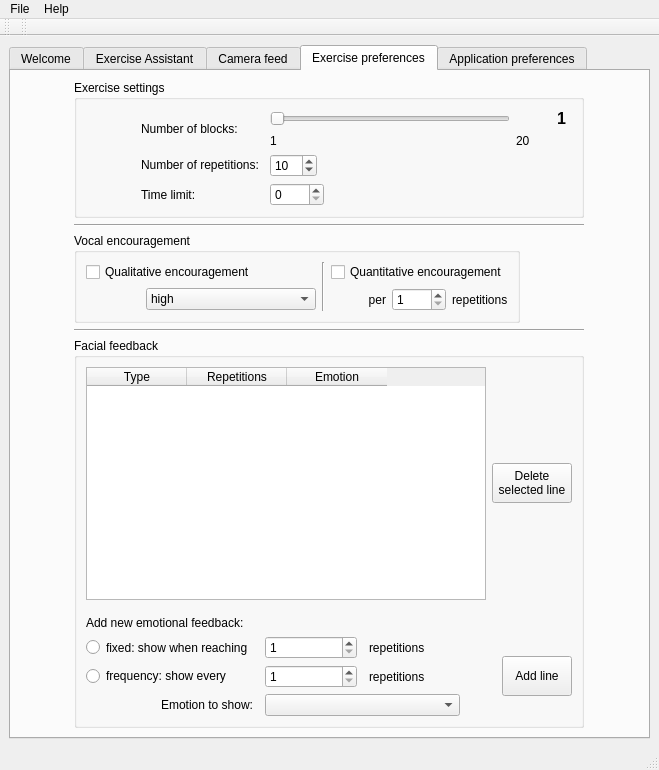
Before: the Qt Designer form src/gui/ui_files/QTRehaZenterGUI.ui in tolgasaglik/rehabilitation_framework, drawn with Qt 5.
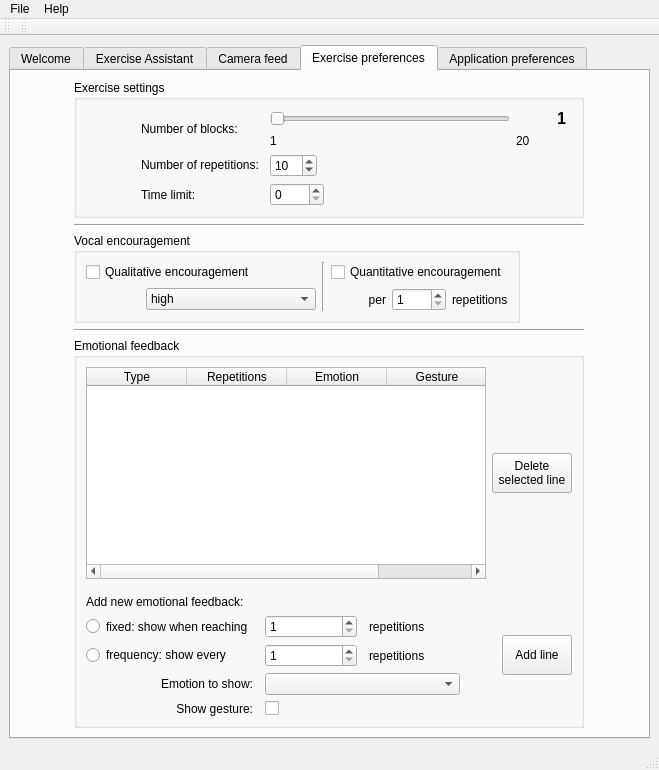
After: the same form once the commit is applied. The open tabs and pages were chosen to show the change. Icons and pictures are not drawn.

Commit message: Added a simple gesture that can be enabled when giving out emotional feedback

What changed in the file:
```diff
--- a/src/gui/ui_files/QTRehaZenterGUI.ui
+++ b/src/gui/ui_files/QTRehaZenterGUI.ui
@@ -745,7 +745,7 @@
         <item row="4" column="0">
          <widget class="QGroupBox" name="grpFacialFeedback">
           <property name="title">
-           <string>Facial feedback</string>
+           <string>Emotional feedback</string>
           </property>
           <layout class="QGridLayout" name="gridLayout_10">
            <item row="3" column="0" colspan="2">
@@ -855,6 +855,26 @@
                </property>
               </spacer>
              </item>
+             <item row="3" column="1">
+              <widget class="QCheckBox" name="chkShowGesture">
+               <property name="text">
+                <string/>
+               </property>
+              </widget>
+             </item>
+             <item row="3" column="0">
+              <widget class="QLabel" name="lblShowGesture">
+               <property name="layoutDirection">
+                <enum>Qt::LeftToRight</enum>
+               </property>
+               <property name="text">
+                <string>Show gesture:</string>
+               </property>
+               <property name="alignment">
+                <set>Qt::AlignRight|Qt::AlignTrailing|Qt::AlignVCenter</set>
+               </property>
+              </widget>
+             </item>
             </layout>
            </item>
            <item row="2" column="0">
@@ -911,7 +931,7 @@
                 <bool>true</bool>
                </property>
                <property name="columnCount">
-                <number>3</number>
+                <number>4</number>
                </property>
                <attribute name="verticalHeaderStretchLastSection">
                 <bool>false</bool>
@@ -931,6 +951,11 @@
                  <string>Emotion</string>
                 </property>
                </column>
+               <column>
+                <property name="text">
+                 <string>Gesture</string>
+                </property>
+               </column>
               </widget>
              </item>
              <item>
```
Left out of the diff: 4 changed lines with no effect on the pictures. The commit also changes 4 other files.
